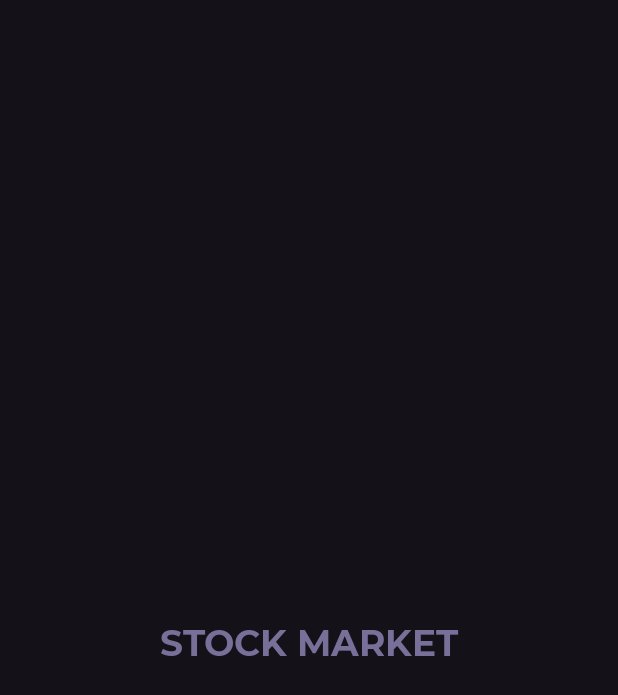
After one commit to TigranTmm/Investory_app, an Android app: the fragment StockMHomeFragment shown on its own in the app's theme, on a phone screen of 412 x 824 dp. The commit adds this screen. Shown: the top 695 px of the screen. Run offline under Robolectric (Android 15) with nearby library versions, the light colour scheme and no system bars.

Commit message:
TabsLayout + ViewPager2

```diff
--- /dev/null
+++ b/app/src/main/java/com/hfad/investory/StockMHomeFragment.kt
@@ -0,0 +1,17 @@
+package com.hfad.investory
+
+import android.os.Bundle
+import androidx.fragment.app.Fragment
+import android.view.LayoutInflater
+import android.view.View
+import android.view.ViewGroup
+
+class StockMHomeFragment : Fragment() {
+    override fun onCreateView(
+        inflater: LayoutInflater, container: ViewGroup?,
+        savedInstanceState: Bundle?
+    ): View? {
+        // Inflate the layout for this fragment
+        return inflater.inflate(R.layout.fragment_stock_m_home, container, false)
+    }
+}
--- /dev/null
+++ b/app/src/main/res/layout/fragment_stock_m_home.xml
@@ -0,0 +1,15 @@
+<?xml version="1.0" encoding="utf-8"?>
+<FrameLayout xmlns:android="http://schemas.android.com/apk/res/android"
+    xmlns:tools="http://schemas.android.com/tools"
+    android:layout_width="match_parent"
+    android:layout_height="match_parent"
+    android:background="@android:color/transparent"
+    tools:context=".StockMHomeFragment">
+
+    <TextView
+        android:layout_width="match_parent"
+        android:layout_height="match_parent"
+        android:text="@string/stock_page"
+        style="@style/Labels"/>
+
+</FrameLayout>
--- a/app/src/main/res/values/themes.xml
+++ b/app/src/main/res/values/themes.xml
@@ -29,5 +29,10 @@
     <!-- Tabs -->
     <style name="Tabs" parent="Widget.Material3.TabLayout">
         <item name="android:background">@android:color/transparent</item>
+        <item name="tabMode">fixed</item>
+        <item name="tabIndicatorAnimationMode">elastic</item>
+        <item name="tabSelectedTextColor">@color/b_n_item</item>
+        <item name="tabTextColor">@color/legend_text</item>
+        <item name="tabIndicatorColor">@color/b_n_item</item>
     </style>
 </resources>
```
Also changed, not shown: app/src/main/java/com/hfad/investory/CryptoHomeFragment.kt (added, +17 -0 lines), app/src/main/java/com/hfad/investory/HomeFragment.kt (+92 -39 lines), app/src/main/java/com/hfad/investory/HomeViewModel.kt (+26 -0 lines), app/src/main/java/com/hfad/investory/PageAdapter.kt (added, +23 -0 lines), app/src/main/res/layout/fragment_crypto_home.xml (added, +15 -0 lines), app/src/main/res/layout/fragment_home.xml (+10 -1 lines).
